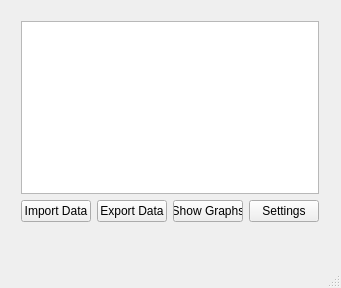
Qt form QT_project/WeerProject/mainwindow.ui (TheKayneGame/AlWEER-een-project) before a commit.
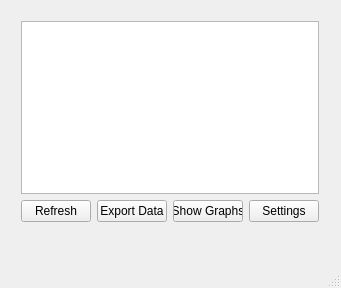
The same form after that commit.

What changed in the file:
```diff
--- a/QT_project/WeerProject/mainwindow.ui
+++ b/QT_project/WeerProject/mainwindow.ui
@@ -14,7 +14,7 @@
    <string>MainWindow</string>
   </property>
   <widget class="QWidget" name="centralWidget">
-   <widget class="QWidget" name="">
+   <widget class="QWidget" name="layoutWidget">
     <property name="geometry">
      <rect>
       <x>10</x>
@@ -36,7 +36,7 @@
         <enum>Qt::LeftToRight</enum>
        </property>
        <property name="text">
-        <string>Import Data</string>
+        <string>Refresh</string>
        </property>
       </widget>
      </item>
```
